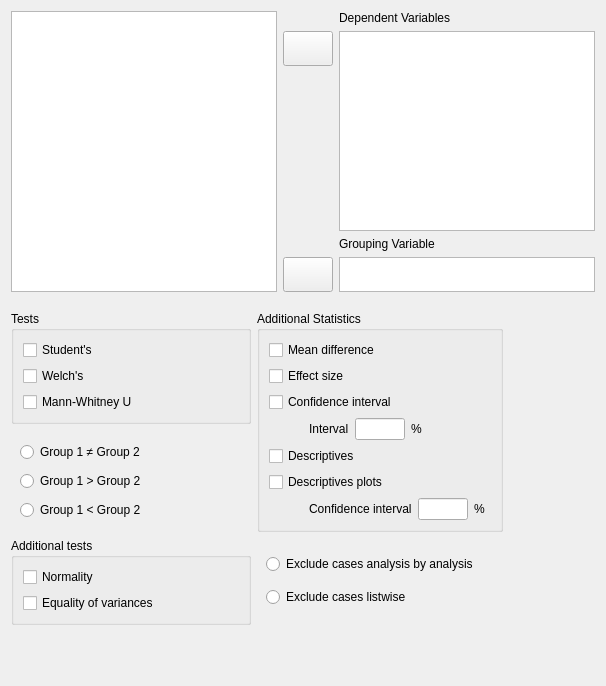
Old version of the form JASP-Desktop/analysisforms/ttestindependentsamplesform.ui in the repository jasp-stats/jasp-desktop.
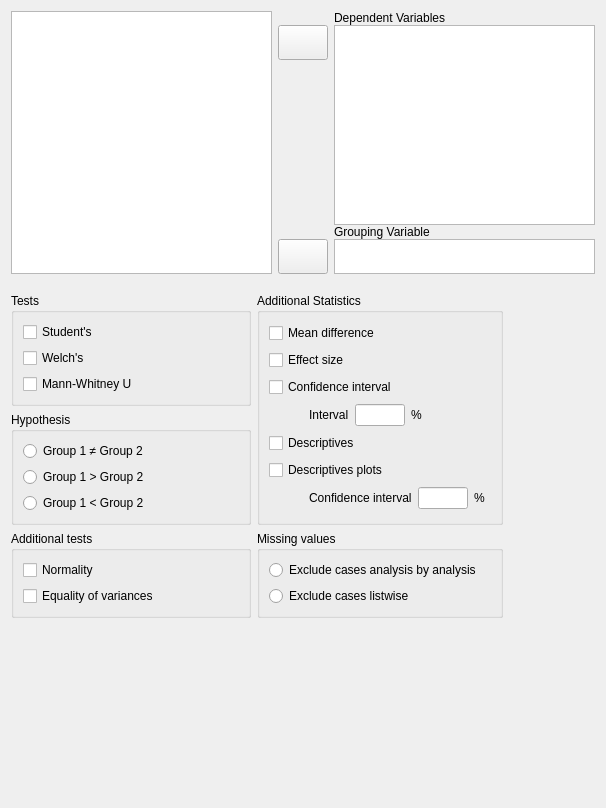
New version of the form. Custom widgets are drawn as their Qt base class.

```diff
--- a/JASP-Desktop/analysisforms/ttestindependentsamplesform.ui
+++ b/JASP-Desktop/analysisforms/ttestindependentsamplesform.ui
@@ -7,7 +7,7 @@
     <x>0</x>
     <y>0</y>
     <width>606</width>
-    <height>686</height>
+    <height>808</height>
    </rect>
   </property>
   <property name="sizePolicy">
@@ -21,52 +21,6 @@
   </property>
   <layout class="QVBoxLayout" name="verticalLayout">
    <item>
-    <widget class="QWidget" name="topWidget" native="true">
-     <property name="sizePolicy">
-      <sizepolicy hsizetype="Expanding" vsizetype="Fixed">
-       <horstretch>0</horstretch>
-       <verstretch>0</verstretch>
-      </sizepolicy>
-     </property>
-     <layout class="QHBoxLayout" name="horizontalLayout">
-      <property name="leftMargin">
-       <number>0</number>
-      </property>
-      <property name="topMargin">
-       <number>0</number>
-      </property>
-      <property name="rightMargin">
-       <number>0</number>
-      </property>
-      <property name="bottomMargin">
-       <number>0</number>
-      </property>
-      <item>
-       <widget class="AvailableFieldsListView" name="listAvailableFields">
-        <property name="sizePolicy">
-         <sizepolicy hsizetype="Expanding" vsizetype="Preferred">
-          <horstretch>0</horstretch>
-          <verstretch>0</verstretch>
-         </sizepolicy>
-        </property>
-        <property name="minimumSize">
-         <size>
-          <width>210</width>
-          <height>0</height>
-         </size>
-        </property>
-        <property name="maximumSize">
-         <size>
-          <width>16777215</width>
-          <height>16777215</height>
-         </size>
-        </property>
-        <property name="selectionMode">
-         <enum>QAbstractItemView::ExtendedSelection</enum>
-        </property>
-       </widget>
-      </item>
-      <item>
        <widget class="QWidget" name="widget_7" native="true">
         <property name="sizePolicy">
          <sizepolicy hsizetype="Preferred" vsizetype="Fixed">
@@ -88,34 +42,9 @@
           <number>0</number>
          </property>
          <property name="verticalSpacing">
-          <number>6</number>
-         </property>
-         <item row="1" column="0">
-          <widget class="AssignButton" name="buttonAssignVariables">
-           <property name="sizePolicy">
-            <sizepolicy hsizetype="Fixed" vsizetype="Fixed">
-             <horstretch>0</horstretch>
-             <verstretch>0</verstretch>
-            </sizepolicy>
-           </property>
-           <property name="minimumSize">
-            <size>
-             <width>50</width>
-             <height>35</height>
-            </size>
-           </property>
-           <property name="maximumSize">
-            <size>
-             <width>50</width>
-             <height>35</height>
-            </size>
-           </property>
-           <property name="text">
-            <string/>
-           </property>
-          </widget>
-         </item>
-         <item row="0" column="1">
+       <number>0</number>
+      </property>
+      <item row="0" column="2">
           <widget class="QLabel" name="label_4">
            <property name="sizePolicy">
             <sizepolicy hsizetype="Fixed" vsizetype="Fixed">
@@ -128,29 +57,7 @@
            </property>
           </widget>
          </item>
-         <item row="7" column="1">
-          <widget class="BoundListView" name="groupingVariable">
-           <property name="sizePolicy">
-            <sizepolicy hsizetype="Expanding" vsizetype="Fixed">
-             <horstretch>0</horstretch>
-             <verstretch>0</verstretch>
-            </sizepolicy>
-           </property>
-           <property name="minimumSize">
-            <size>
-             <width>0</width>
-             <height>35</height>
-            </size>
-           </property>
-           <property name="maximumSize">
-            <size>
-             <width>16777215</width>
-             <height>35</height>
-            </size>
-           </property>
-          </widget>
-         </item>
-         <item row="7" column="0">
+      <item row="8" column="1">
           <widget class="AssignButton" name="buttonAssignGroupingVariable">
            <property name="sizePolicy">
             <sizepolicy hsizetype="Fixed" vsizetype="Fixed">
@@ -175,7 +82,29 @@
            </property>
           </widget>
          </item>
-         <item row="6" column="1">
+      <item row="8" column="2">
+       <widget class="BoundListView" name="groupingVariable">
+        <property name="sizePolicy">
+         <sizepolicy hsizetype="Expanding" vsizetype="Fixed">
+          <horstretch>0</horstretch>
+          <verstretch>0</verstretch>
+         </sizepolicy>
+        </property>
+        <property name="minimumSize">
+         <size>
+          <width>0</width>
+          <height>35</height>
+         </size>
+        </property>
+        <property name="maximumSize">
+         <size>
+          <width>16777215</width>
+          <height>35</height>
+         </size>
+        </property>
+       </widget>
+      </item>
+      <item row="7" column="2">
           <widget class="QLabel" name="label_5">
            <property name="sizePolicy">
             <sizepolicy hsizetype="Fixed" vsizetype="Fixed">
@@ -188,10 +117,64 @@
            </property>
           </widget>
          </item>
-         <item row="2" column="0">
-          <widget class="QWidget" name="widget_2" native="true"/>
-         </item>
-         <item row="1" column="1" rowspan="2">
+      <item row="0" column="0" rowspan="9">
+       <widget class="AvailableFieldsListView" name="listAvailableFields">
+        <property name="sizePolicy">
+         <sizepolicy hsizetype="Expanding" vsizetype="Preferred">
+          <horstretch>0</horstretch>
+          <verstretch>0</verstretch>
+         </sizepolicy>
+        </property>
+        <property name="maximumSize">
+         <size>
+          <width>16777215</width>
+          <height>16777215</height>
+         </size>
+        </property>
+        <property name="selectionMode">
+         <enum>QAbstractItemView::ExtendedSelection</enum>
+        </property>
+       </widget>
+      </item>
+      <item row="2" column="1">
+       <widget class="AssignButton" name="buttonAssignVariables">
+        <property name="sizePolicy">
+         <sizepolicy hsizetype="Fixed" vsizetype="Fixed">
+          <horstretch>0</horstretch>
+          <verstretch>0</verstretch>
+         </sizepolicy>
+        </property>
+        <property name="minimumSize">
+         <size>
+          <width>50</width>
+          <height>35</height>
+         </size>
+        </property>
+        <property name="maximumSize">
+         <size>
+          <width>50</width>
+          <height>35</height>
+         </size>
+        </property>
+        <property name="text">
+         <string/>
+        </property>
+       </widget>
+      </item>
+      <item row="3" column="1">
+       <spacer name="verticalSpacer_2">
+        <property name="orientation">
+         <enum>Qt::Vertical</enum>
+        </property>
+        <property name="sizeHint" stdset="0">
+         <size>
+          <width>20</width>
+          <height>40</height>
+         </size>
+        </property>
+       </spacer>
+      </item>
+      <item row="2" column="2" rowspan="2">
           <widget class="BoundListView" name="variables">
            <property name="sizePolicy">
             <sizepolicy hsizetype="Expanding" vsizetype="Fixed">
@@ -201,7 +184,7 @@
            </property>
            <property name="minimumSize">
             <size>
-             <width>210</width>
+          <width>0</width>
              <height>200</height>
             </size>
            </property>
@@ -214,9 +197,6 @@
            <property name="selectionMode">
             <enum>QAbstractItemView::ExtendedSelection</enum>
            </property>
-          </widget>
-         </item>
-        </layout>
        </widget>
       </item>
      </layout>
@@ -365,7 +345,7 @@
        </widget>
       </item>
       <item row="1" column="0">
-       <widget class="BoundGroupBox" name="hypothesis" native="true">
+       <widget class="BoundGroupBox" name="hypothesis">
         <property name="sizePolicy">
          <sizepolicy hsizetype="Preferred" vsizetype="Preferred">
           <horstretch>0</horstretch>
@@ -438,7 +418,7 @@
        </widget>
       </item>
       <item row="2" column="1">
-       <widget class="BoundGroupBox" name="missingValues" native="true">
+       <widget class="BoundGroupBox" name="missingValues">
         <property name="sizePolicy">
          <sizepolicy hsizetype="Preferred" vsizetype="Preferred">
           <horstretch>0</horstretch>
@@ -740,11 +720,6 @@
    <extends>QListView</extends>
    <header>widgets/boundlistview.h</header>
   </customwidget>
-  <customwidget>
-   <class>BoundCheckBox</class>
-   <extends>QCheckBox</extends>
-   <header>widgets/boundcheckbox.h</header>
-  </customwidget>
   <customwidget>
    <class>GroupBox</class>
    <extends>QGroupBox</extends>
@@ -758,10 +733,15 @@
   </customwidget>
   <customwidget>
    <class>BoundGroupBox</class>
-   <extends>QWidget</extends>
+   <extends>QGroupBox</extends>
    <header>widgets/boundgroupbox.h</header>
    <container>1</container>
   </customwidget>
+  <customwidget>
+   <class>BoundCheckBox</class>
+   <extends>QCheckBox</extends>
+   <header>widgets/boundcheckbox.h</header>
+  </customwidget>
  </customwidgets>
  <resources/>
  <connections/>
```
Left out of the diff: 6 changed lines with no effect on the pictures. Lines whose indentation alone changed are shown as unchanged.
